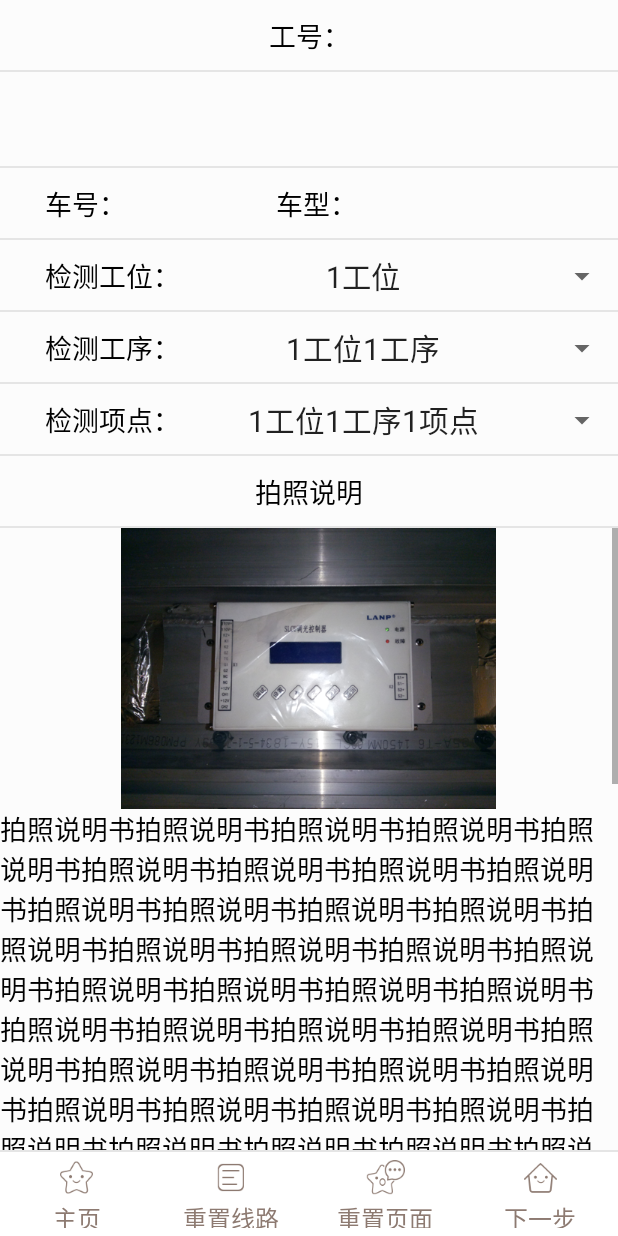
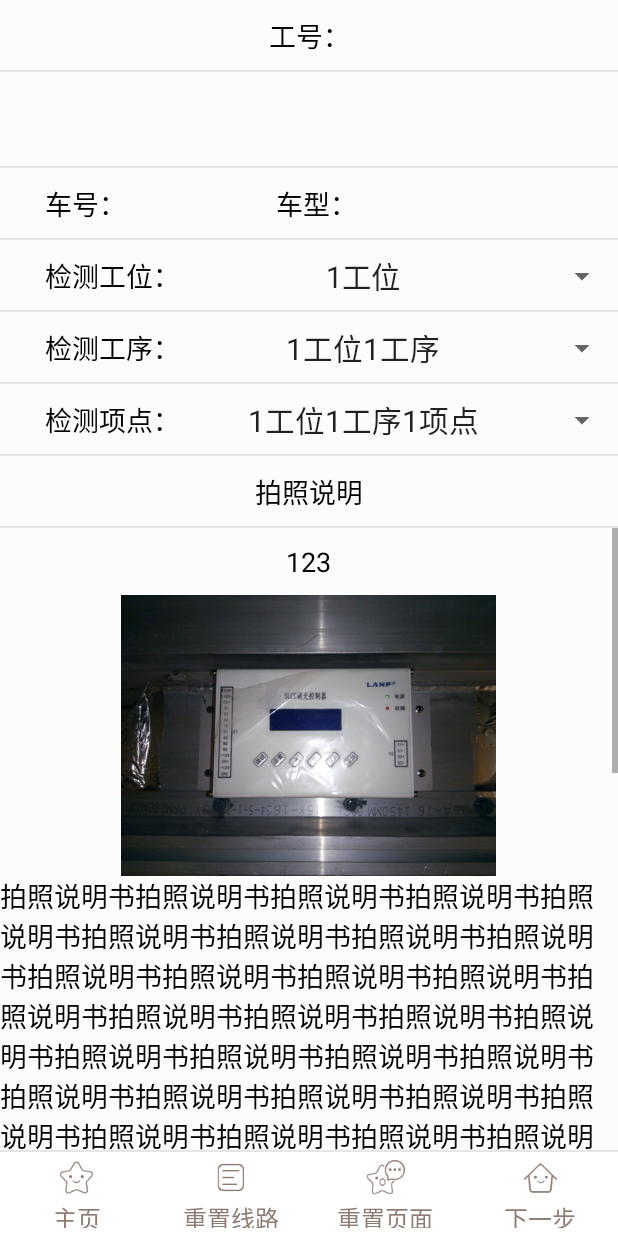
Before and after one commit to yubowengod/MyApplication34, an Android app: the crm_main_activity screen opened directly, with no data from a screen before it, on a phone screen of 412 x 824 dp. Run offline under Robolectric (Android 15) with nearby library versions, the phone set to English and light mode, and no system bars; 4 statements that could not run were skipped.

Commit message:
更新照片说明与项点说明

```diff
--- a/app/src/main/java/com/example/god/myapplication/crm_main_activity.java
+++ b/app/src/main/java/com/example/god/myapplication/crm_main_activity.java
@@ -81,6 +81,7 @@ public class crm_main_activity extends Activity {
     }
 
 
+    private TextView sp_text;
 
     private Spinner provinceSpinner = null;  //省级（省、直辖市）
     private Spinner citySpinner = null;     //地级市
@@ -263,6 +264,7 @@ public class crm_main_activity extends Activity {
 
 
         setSpinner();
+        sp_text = (TextView) findViewById(R.id.sp_text);
 
         txt_crm_home = (TextView) findViewById(R.id.txt_crm_home);
         txt_crm_reset_xianlu = (TextView) findViewById(R.id.txt_crm_reset_xianlu);
@@ -336,7 +338,7 @@ public class crm_main_activity extends Activity {
         citySpinner.setAdapter(cityAdapter1);
         citySpinner.setSelection(0,true);  //默认选中第0个
 
-        SpinnerAdapter countyAdapter1=new SpinnerAdapter(crm_main_activity.this,android.R.layout.simple_spinner_item,county[0][0]);
+        final SpinnerAdapter countyAdapter1=new SpinnerAdapter(crm_main_activity.this,android.R.layout.simple_spinner_item,county[0][0]);
 //        countyAdapter = new ArrayAdapter<String>(sanji_activity.this,
 //                android.R.layout.simple_spinner_item, county[3][0]);
         countySpinner.setAdapter(countyAdapter1);
@@ -380,10 +382,27 @@ public class crm_main_activity extends Activity {
 //                countyAdapter = new ArrayAdapter<String>(sanji_activity.this,
 //                        android.R.layout.simple_spinner_item, county[provincePosition][position]);
                 countySpinner.setAdapter(countyAdapter);
+
+
+
             }
+
             @Override
             public void onNothingSelected(AdapterView<?> arg0)
             {
+
+            }
+        });
+
+//        citySpinner.setOnItemSelectedListener(new AdapterView.OnItemSelectedListener()
+        countySpinner.setOnItemSelectedListener(new AdapterView.OnItemSelectedListener() {
+            @Override
+            public void onItemSelected(AdapterView<?> parent, View view, int position, long id) {
+                sp_text.setText(countySpinner.getSelectedItem().toString());
+            }
+
+            @Override
+            public void onNothingSelected(AdapterView<?> parent) {
 
             }
         });
--- a/app/src/main/res/layout/crm_main.xml
+++ b/app/src/main/res/layout/crm_main.xml
@@ -268,18 +268,35 @@
         android:layout_height="49dp"
         android:background="@color/bg_topbar">
 
+
         <RelativeLayout
             android:layout_width="match_parent"
             android:layout_height="wrap_content">
-
             <ScrollView
                 android:layout_width="match_parent"
                 android:layout_height="match_parent">
+
 
                 <LinearLayout
                     android:layout_width="match_parent"
                     android:layout_height="wrap_content"
                     android:orientation="vertical">
+                    <TextView
+                        android:layout_width="match_parent"
+                        android:layout_height="10dp"
+                        android:layout_gravity="center_horizontal" />
+                    <TextView
+                        android:id="@+id/sp_text"
+                        android:layout_width="wrap_content"
+                        android:layout_height="wrap_content"
+                        android:text="123"
+                        android:textSize="18sp"
+                        android:textColor="@color/text_yellow"
+                        android:layout_gravity="center_horizontal" />
+                    <TextView
+                        android:layout_width="match_parent"
+                        android:layout_height="10dp"
+                        android:layout_gravity="center_horizontal" />
                     <ImageView
                         android:layout_width="wrap_content"
                         android:layout_height="wrap_content"
```
